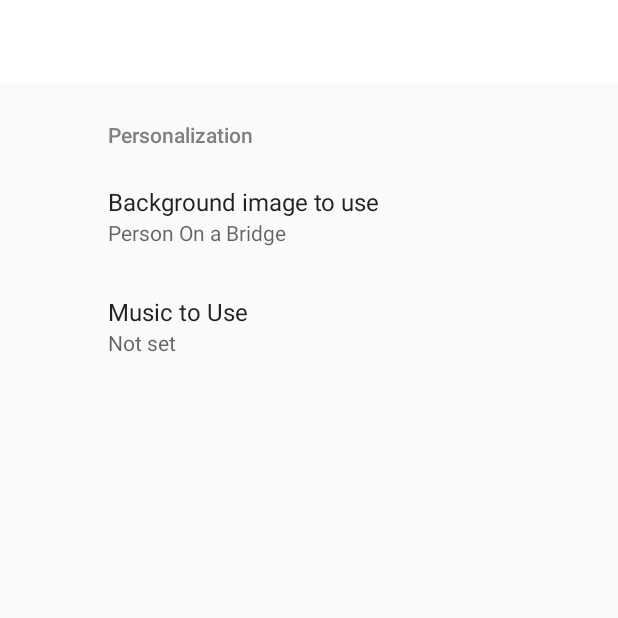
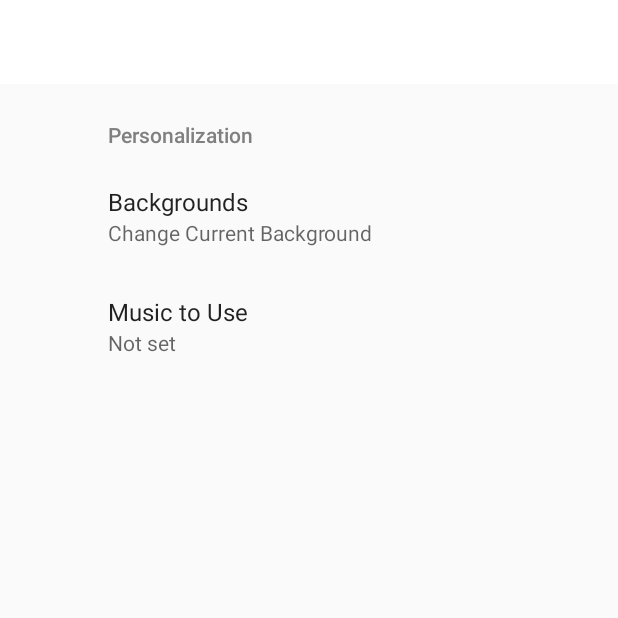
Before and after one commit to pjain062700/Whisp_kt, an Android app: the SettingsActivity screen opened directly, with no data from a screen before it, on a phone screen of 412 x 824 dp, the top half of it. Run offline under Robolectric (Android 15) with nearby library versions, the phone set to English and light mode, and no system bars; our stand-ins replace androidx.preference, navigation-ui.

Commit message:
Fragment Background updated to have image view. arrays.xml updated to contain pathing/drawables Background strings updated to have correct summary and title.
Signed-off-by: Alan Nguyen <alandn3@uci.edu>

```diff
--- a/app/src/main/res/values/arrays.xml
+++ b/app/src/main/res/values/arrays.xml
@@ -1,12 +1,12 @@
 <resources>
-    <!-- Reply Preference -->
-    <string-array name="reply_entries">
-        <item>Reply</item>
-        <item>Reply to all</item>
-    </string-array>
+    <!-- BG Preference -->
+    <array name="thumbnails">
+        <item>@drawable/dark_star_space</item>
+        <item>@drawable/person_on_a_bridge_near_a_lake_747964</item>
+    </array>
 
-    <string-array name="reply_values">
-        <item>reply</item>
-        <item>reply_all</item>
-    </string-array>
+    <array name="images">
+        <item>@drawable/dark_star_space</item>
+        <item>@drawable/person_on_a_bridge_near_a_lake_747964</item>
+    </array>
 </resources>
--- a/app/src/main/res/values/strings.xml
+++ b/app/src/main/res/values/strings.xml
@@ -23,8 +23,10 @@
     <string name="credits_header">Credits</string>
 
     <!-- Personalization Preferences -->
-    <string name="background_image">Background image to use</string>
-    <string name="current_image">Person On a Bridge</string>
+    <string name="background_title">Backgrounds</string>
+    <string name="background_summary">Change Current Background</string>
+    <string name="dark_star_space">Dark Starry Night</string>
+    <string name="person_on_a_bridge">Mountain Scenery</string>
 
     <!-- Personalization Preferences -->
     <string name="music_file">Music to Use</string>
--- a/app/src/main/res/xml/root_preferences.xml
+++ b/app/src/main/res/xml/root_preferences.xml
@@ -4,13 +4,13 @@
     <PreferenceCategory app:title="@string/personalization_header">
 
         <Preference
-            android:summary="@string/current_image"
             app:fragment="com.sum20.whisp.ui.BackgroundFragment"
-            app:dialogMessage="@string/current_image"
             app:key="background_images"
-            app:title="@string/background_image"
+            app:title="@string/background_title"
+            android:summary="@string/background_summary"
+            app:entries="@array/thumbnails"
+            app:entryValues="@array/images"
             app:useSimpleSummaryProvider="false" />
-
         <ListPreference
             app:defaultValue="reply"
             app:key="app_music"
```
Also changed, not shown: app/src/main/java/com/sum20/whisp/MainActivity.kt (+6 -2 lines), app/src/main/res/layout/fragment_background.xml (+33 -12 lines).
